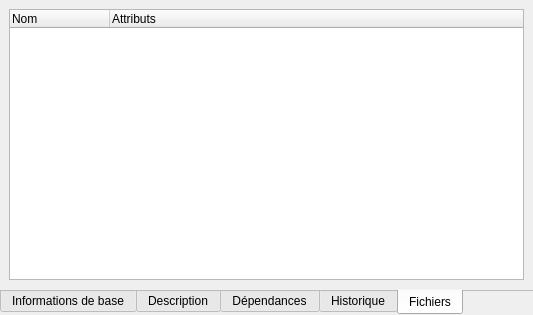
Above: libpackageui/infopane.ui from steckdenis/logram-setup before the change. Below: the same form after it.
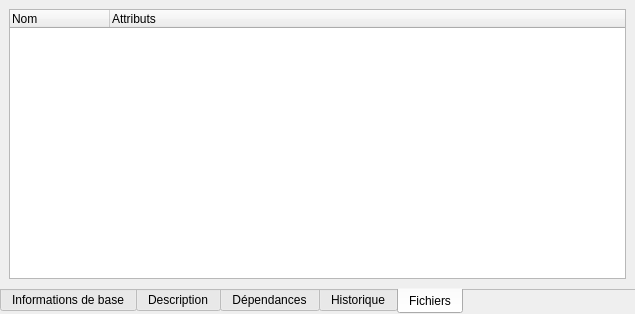
That is the form after the change. The open tabs and pages were chosen to show the change.

Commit message: StatusTips for the entire interface.

What changed in the file:
```diff
--- a/libpackageui/infopane.ui
+++ b/libpackageui/infopane.ui
@@ -2,6 +2,14 @@
 <ui version="4.0">
  <class>infoPane</class>
  <widget class="QTabWidget" name="infoPane">
+  <property name="geometry">
+   <rect>
+    <x>0</x>
+    <y>0</y>
+    <width>635</width>
+    <height>314</height>
+   </rect>
+  </property>
   <property name="tabPosition">
    <enum>QTabWidget::South</enum>
   </property>
```
Left out of the diff: 6 changed lines with no effect on the pictures. The commit also changes 2 other files.
